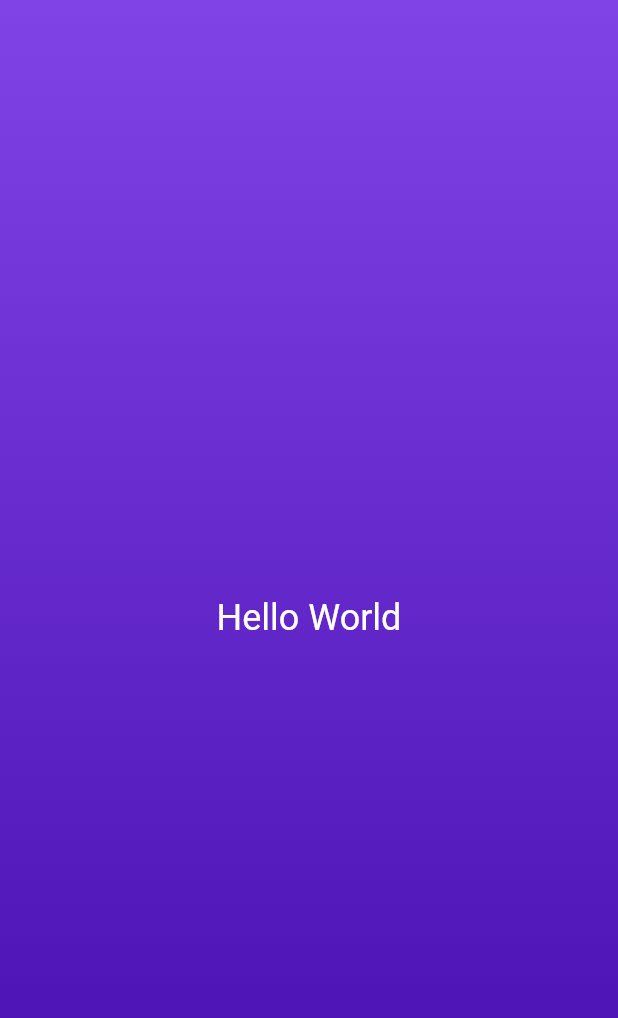
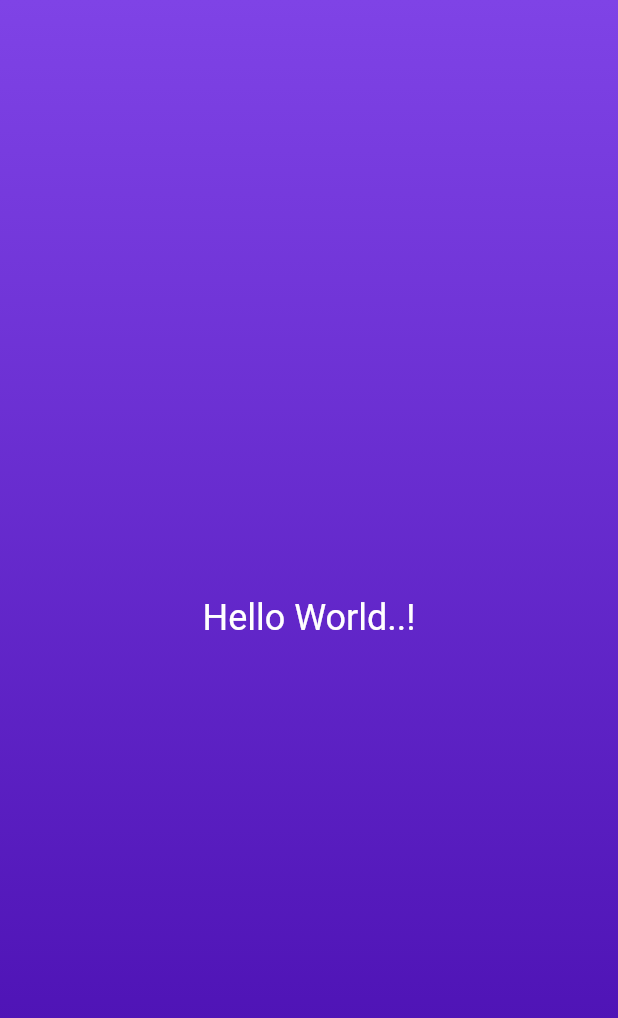
Before and after one commit to SyedAamirJawed/Dice_Roller_App, a Flutter app: the screen it shows after launch, on a phone screen of 412 x 824 dp. Shown: the top 1018 px of the screen. Run offline on Flutter 3.47's test engine with Material 2 defaults, Android fonts, the phone set to English and light mode, and no system bars.

```diff
--- a/lib/main.dart
+++ b/lib/main.dart
@@ -4,7 +4,15 @@ void main() {
   runApp(
     MaterialApp(
       home: Scaffold(
-        body: Container(
+        body: MyBodyClass(),
+      ),
+    ),
+  );
+}
+
+class MyBodyClass extends StatelessWidget {
+  Widget build(context) {
+    return Container(
       decoration: const BoxDecoration(
         gradient: LinearGradient(
           colors: [
@@ -17,15 +25,13 @@ void main() {
       ),
       child: const Center(
         child: Text(
-              "Hello World",
+          "Hello World..!",
           style: TextStyle(
             color: Colors.white,
             fontSize: 24,
           ),
         ),
       ),
-        ),
-      ),
-    ),
     );
   }
+}
```
Lines whose indentation alone changed are shown as unchanged.
